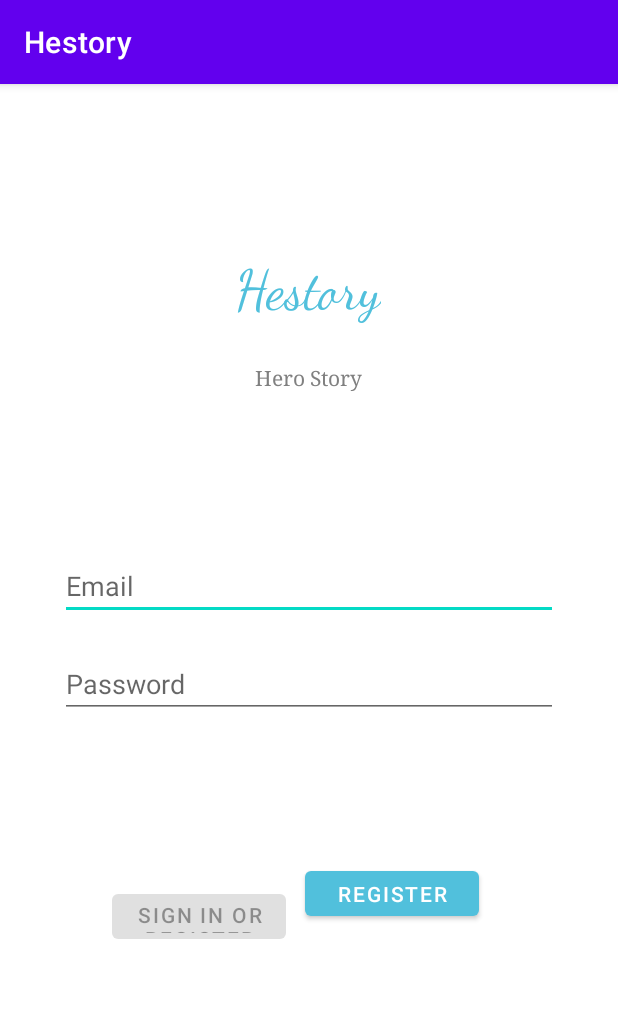
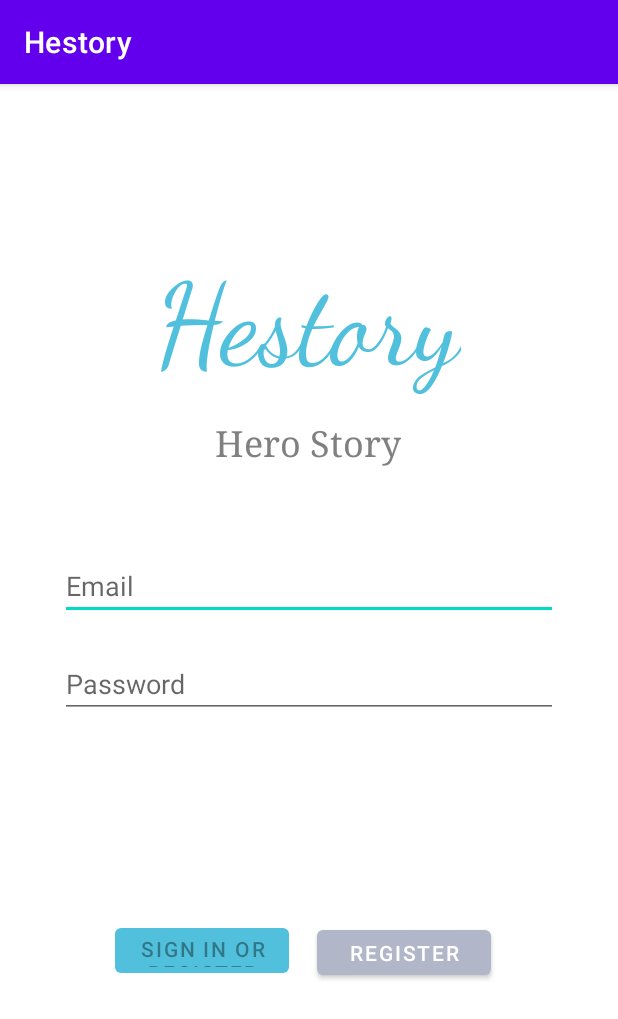
Before and after one commit to romibarel/Hackathon-, an Android app: the screen it shows after launch (LoginActivity), on a phone screen of 412 x 824 dp. Shown: the top 1019 px of the screen. Run offline under Robolectric (Android 15) with nearby library versions, the light colour scheme and no system bars.

Commit message:
login page fixed design

```diff
--- a/Hestory/app/src/main/res/layout/activity_login.xml
+++ b/Hestory/app/src/main/res/layout/activity_login.xml
@@ -47,17 +47,18 @@
         android:layout_height="42dp"
         android:layout_gravity="start"
         android:layout_marginStart="48dp"
-        android:layout_marginTop="16dp"
+        android:layout_marginTop="8dp"
         android:layout_marginEnd="48dp"
-        android:layout_marginBottom="64dp"
+        android:layout_marginBottom="8dp"
         android:enabled="false"
         android:text="@string/action_sign_in"
+        app:backgroundTint="#51C0DC"
         app:layout_constraintBottom_toBottomOf="parent"
         app:layout_constraintEnd_toEndOf="parent"
-        app:layout_constraintHorizontal_bias="0.065"
+        app:layout_constraintHorizontal_bias="0.075"
         app:layout_constraintStart_toStartOf="parent"
         app:layout_constraintTop_toBottomOf="@+id/password"
-        app:layout_constraintVertical_bias="0.459"
+        app:layout_constraintVertical_bias="0.465"
         tools:text="login" />
 
     <ProgressBar
@@ -81,16 +82,17 @@
         android:layout_width="116dp"
         android:layout_height="42dp"
         android:layout_marginStart="8dp"
-        android:layout_marginTop="84dp"
+        android:layout_marginTop="8dp"
         android:layout_marginEnd="8dp"
+        android:layout_marginBottom="8dp"
         android:text="register"
-        app:backgroundTint="#51C0DC"
+        app:backgroundTint="#B1B6C8"
         app:layout_constraintBottom_toBottomOf="parent"
         app:layout_constraintEnd_toEndOf="parent"
-        app:layout_constraintHorizontal_bias="0.065"
-        app:layout_constraintStart_toEndOf="@+id/login"
+        app:layout_constraintHorizontal_bias="0.756"
+        app:layout_constraintStart_toStartOf="parent"
         app:layout_constraintTop_toBottomOf="@+id/password"
-        app:layout_constraintVertical_bias="0.06"
+        app:layout_constraintVertical_bias="0.47"
         tools:text="register" />
 
     <TextView
@@ -102,7 +104,7 @@
         android:text="Hestory"
         android:textAppearance="@style/TextAppearance.AppCompat.Large"
         android:textColor="#51C0DC"
-        android:textSize="36sp"
+        android:textSize="75sp"
         android:visibility="visible"
         app:layout_constraintEnd_toEndOf="parent"
         app:layout_constraintHorizontal_bias="0.498"
@@ -118,6 +120,7 @@
         android:fontFamily="serif"
         android:text="Hero Story"
         android:textColor="@android:color/tertiary_text_light"
+        android:textSize="24sp"
         app:layout_constraintBottom_toTopOf="@+id/username"
         app:layout_constraintEnd_toEndOf="parent"
         app:layout_constraintHorizontal_bias="0.498"
```
